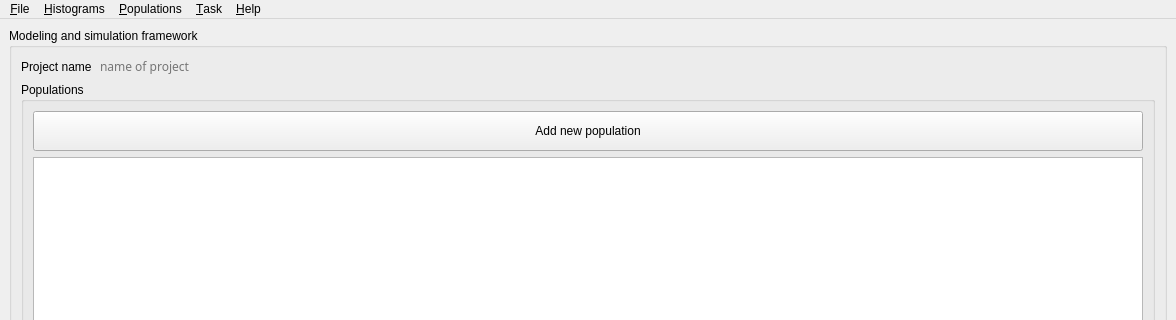
This is gui/mainwindow.ui in LeoneBacciu/ProCell as Qt 5 draws it before an edit; both pictures show x 0 to 1176 and y 0 to 320 of the 1176 by 977 pixel window. The edited form follows.
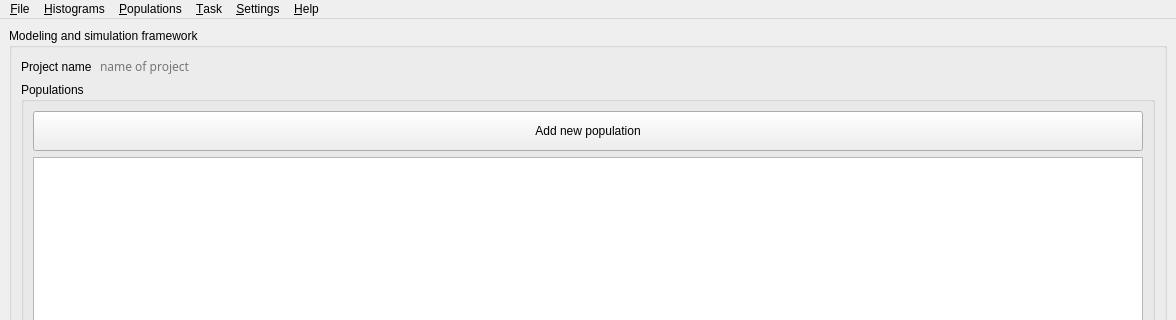
This is the edited form. Icons and pictures are not drawn.

Commit message: New version, updating main window

```diff
--- a/gui/mainwindow.ui
+++ b/gui/mainwindow.ui
@@ -807,10 +807,17 @@
     <addaction name="actionAdd_new_population"/>
     <addaction name="actionRemove_selected_population"/>
    </widget>
+   <widget class="QMenu" name="menu_Settings">
+    <property name="title">
+     <string>&amp;Settings</string>
+    </property>
+    <addaction name="action_Preferences"/>
+   </widget>
    <addaction name="menu_File"/>
    <addaction name="menu_Histograms"/>
    <addaction name="menuPopulations"/>
    <addaction name="menu_Task"/>
+   <addaction name="menu_Settings"/>
    <addaction name="menu_Help"/>
   </widget>
   <widget class="QStatusBar" name="statusbar"/>
```
Left out of the diff: 5 changed lines with no effect on the pictures. The commit also changes 2 other files.
